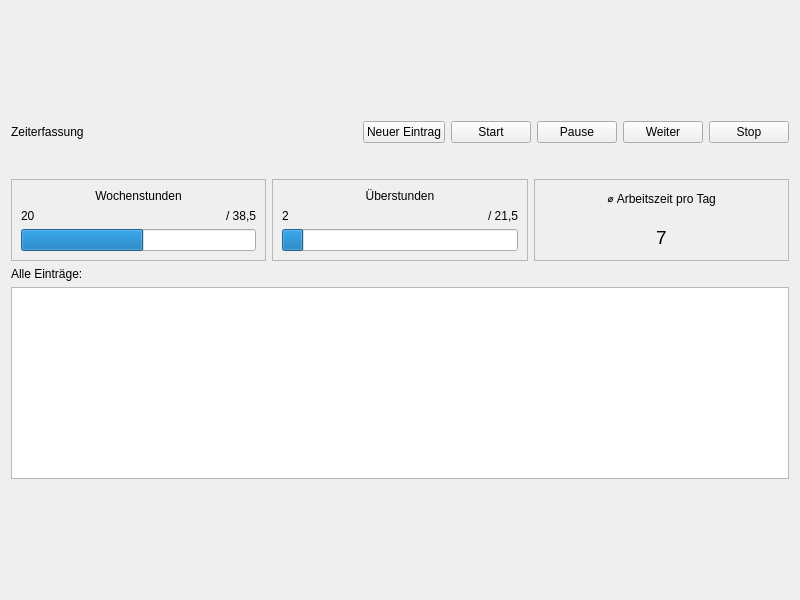
First picture: the form in HR_Managment_System_Application/timetracker.ui, repository MehmetMertt/twentyONE_HR_System, before the edit.
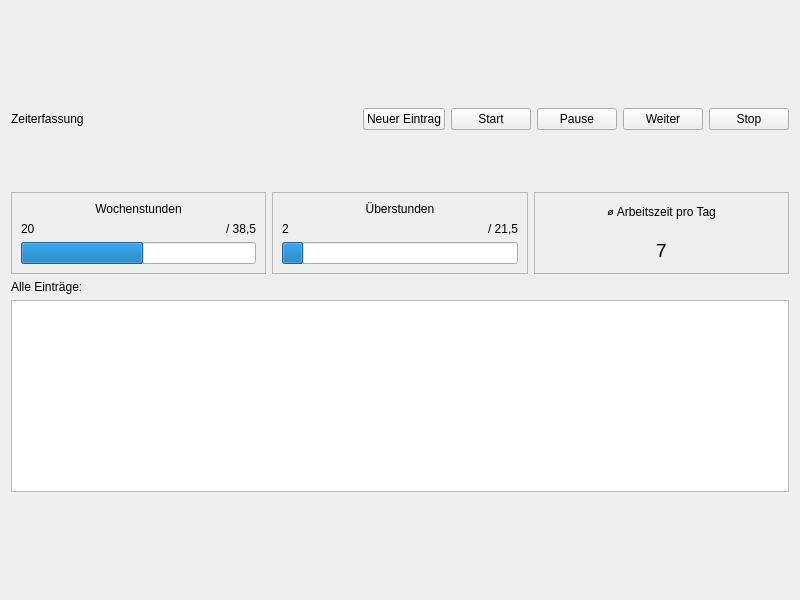
Second picture: the form after the edit.

```diff
--- a/HR_Managment_System_Application/timetracker.ui
+++ b/HR_Managment_System_Application/timetracker.ui
@@ -112,6 +112,30 @@
        </item>
       </layout>
      </item>
+     <item>
+      <layout class="QHBoxLayout" name="horizontalLayout_6">
+       <item>
+        <spacer name="horizontalSpacer_2">
+         <property name="orientation">
+          <enum>Qt::Horizontal</enum>
+         </property>
+         <property name="sizeHint" stdset="0">
+          <size>
+           <width>40</width>
+           <height>20</height>
+          </size>
+         </property>
+        </spacer>
+       </item>
+       <item>
+        <widget class="QLabel" name="timer_label">
+         <property name="text">
+          <string/>
+         </property>
+        </widget>
+       </item>
+      </layout>
+     </item>
      <item>
       <spacer name="verticalSpacer_3">
        <property name="orientation">
```
